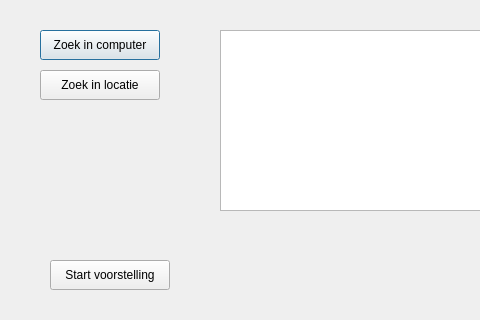
The window that gui/MediaOrganizerGui.ui (Samgitproj/project_MediaOrganizer) describes before a commit, drawn with Qt 5; both pictures show x 0 to 480 and y 0 to 320 of the 1110 by 825 pixel window.
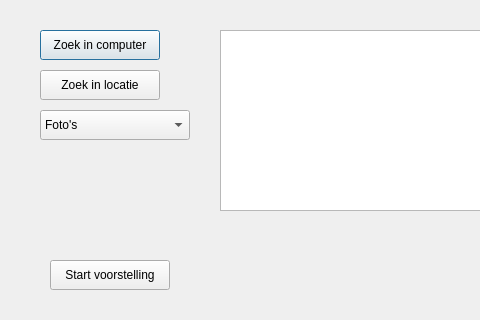
The same window after the commit.

Commit message: Automatische wijziging: MediaOrganizer

Patch:
```diff
--- a/gui/MediaOrganizerGui.ui
+++ b/gui/MediaOrganizerGui.ui
@@ -86,6 +86,37 @@
     <string>Start voorstelling</string>
    </property>
   </widget>
+  <widget class="QComboBox" name="comboSelectTypeMain">
+   <property name="geometry">
+    <rect>
+     <x>40</x>
+     <y>110</y>
+     <width>150</width>
+     <height>30</height>
+    </rect>
+   </property>
+   <property name="sizePolicy">
+    <sizepolicy hsizetype="Fixed" vsizetype="Fixed">
+     <horstretch>0</horstretch>
+     <verstretch>0</verstretch>
+    </sizepolicy>
+   </property>
+   <item>
+    <property name="text">
+     <string>Foto's</string>
+    </property>
+   </item>
+   <item>
+    <property name="text">
+     <string>Films</string>
+    </property>
+   </item>
+   <item>
+    <property name="text">
+     <string>Beide</string>
+    </property>
+   </item>
+  </widget>
  </widget>
  <resources/>
  <connections/>
```
The commit also changes 1 other file.
